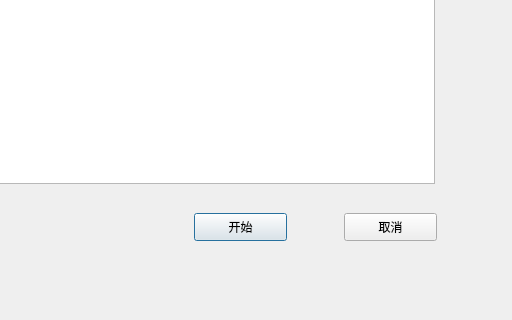
This is server/connect.ui in GeminiBuddies/OOPLRS as Qt 5 draws it before an edit; both pictures show x 226 to 738 and y 227 to 547 of the 738 by 547 pixel window. The edited form follows.
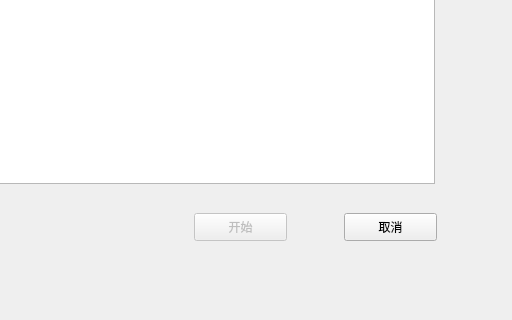
This is the edited form.

What changed in the file:
```diff
--- a/server/connect.ui
+++ b/server/connect.ui
@@ -14,6 +14,9 @@
    <string>Dialog</string>
   </property>
   <widget class="QPushButton" name="start">
+   <property name="enabled">
+    <bool>false</bool>
+   </property>
    <property name="geometry">
     <rect>
      <x>420</x>
```
